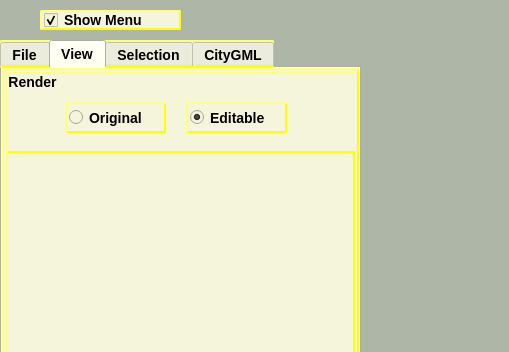
Old version of the form forms/mainwindow.ui in the repository pranjal23/osg2citygml; both pictures show x 0 to 509 and y 0 to 352 of the 974 by 696 pixel window.
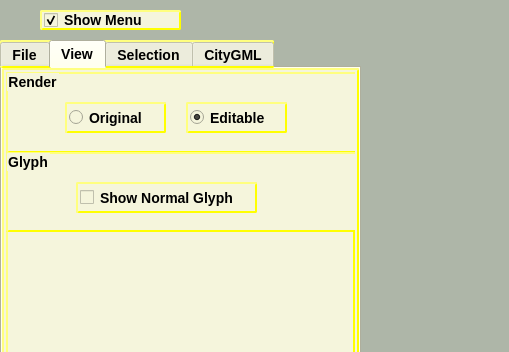
New version of the form. The open tabs and pages were chosen to show the change. Icons and pictures are not drawn. Custom widgets are drawn as their Qt base class.

Commit message: [Changes] - Added Glyph drawing, will shift selected primitive drawing to glyph

What changed in the file:
```diff
--- a/forms/mainwindow.ui
+++ b/forms/mainwindow.ui
@@ -933,6 +933,32 @@
       </property>
      </widget>
     </widget>
+    <widget class="QGroupBox" name="groupBox_2">
+     <property name="geometry">
+      <rect>
+       <x>0</x>
+       <y>80</y>
+       <width>351</width>
+       <height>80</height>
+      </rect>
+     </property>
+     <property name="title">
+      <string>Glyph</string>
+     </property>
+     <widget class="QCheckBox" name="normalGylphCB">
+      <property name="geometry">
+       <rect>
+        <x>70</x>
+        <y>30</y>
+        <width>181</width>
+        <height>31</height>
+       </rect>
+      </property>
+      <property name="text">
+       <string>Show Normal Glyph</string>
+      </property>
+     </widget>
+    </widget>
    </widget>
    <widget class="QWidget" name="tab_2">
     <attribute name="title">
```
Left out of the diff: 6 changed lines with no effect on the pictures. The commit also changes 5 other files.
